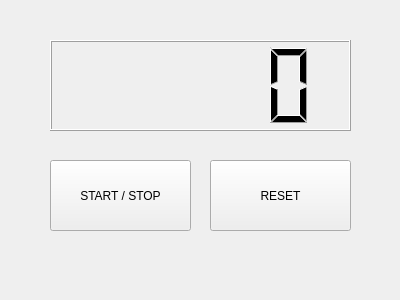
Above: ejemplo_counter/counterDlg.ui from AlbertoQP/Robotica before the change. Below: the same form after it.
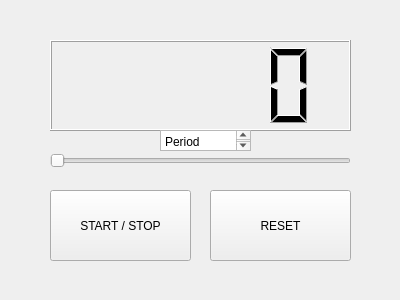
That is the form after the change.

Commit message: Updated UI with slider

```diff
--- a/ejemplo_counter/counterDlg.ui
+++ b/ejemplo_counter/counterDlg.ui
@@ -17,7 +17,7 @@
    <property name="geometry">
     <rect>
      <x>50</x>
-     <y>160</y>
+     <y>190</y>
      <width>141</width>
      <height>71</height>
     </rect>
@@ -40,7 +40,7 @@
    <property name="geometry">
     <rect>
      <x>210</x>
-     <y>160</y>
+     <y>190</y>
      <width>141</width>
      <height>71</height>
     </rect>
@@ -49,6 +49,32 @@
     <string>RESET</string>
    </property>
   </widget>
+  <widget class="QSlider" name="horizontalSlider">
+   <property name="geometry">
+    <rect>
+     <x>50</x>
+     <y>130</y>
+     <width>301</width>
+     <height>61</height>
+    </rect>
+   </property>
+   <property name="orientation">
+    <enum>Qt::Horizontal</enum>
+   </property>
+  </widget>
+  <widget class="QPlainTextEdit" name="plainTextEdit">
+   <property name="geometry">
+    <rect>
+     <x>160</x>
+     <y>130</y>
+     <width>91</width>
+     <height>21</height>
+    </rect>
+   </property>
+   <property name="plainText">
+    <string>Period Slider</string>
+   </property>
+  </widget>
  </widget>
  <resources/>
  <connections/>
```
